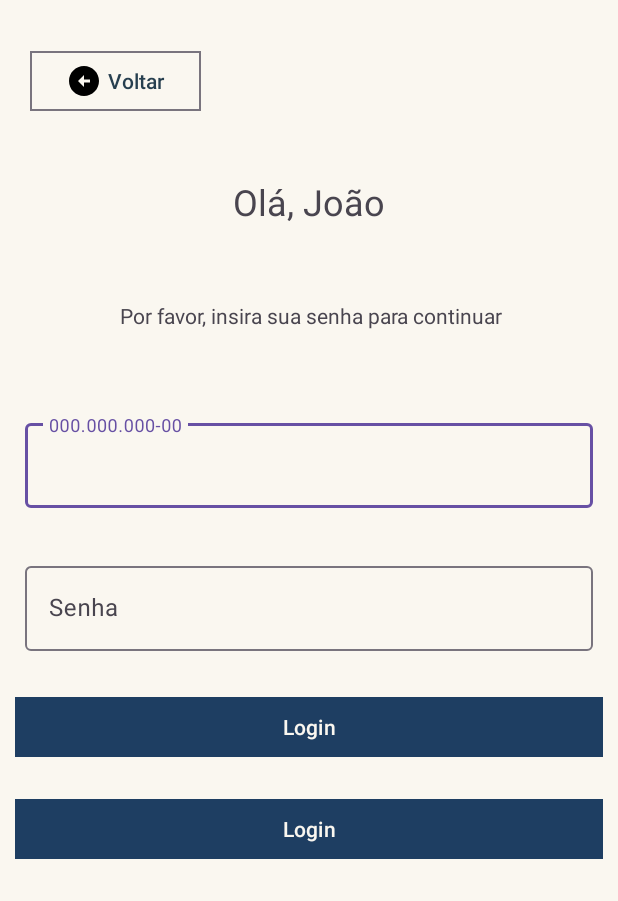
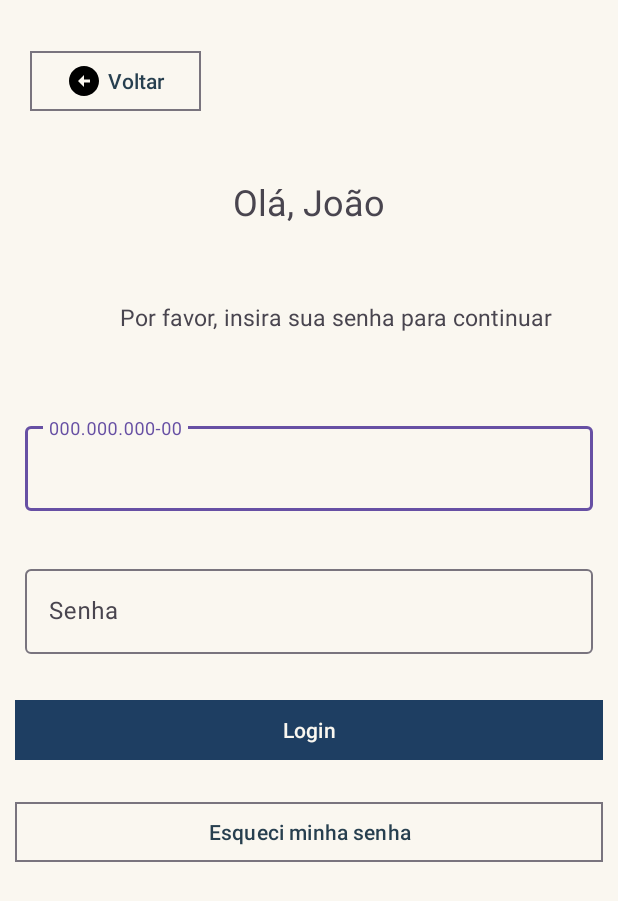
Before and after one commit to 0303-arch/BikeApp, an Android app: the RecuperarSenha2Activity screen opened directly, with no data from a screen before it, on a phone screen of 412 x 824 dp. Shown: the top 901 px of the screen. Run offline under Robolectric (Android 15) with nearby library versions, the phone set to English and light mode, and no system bars.

```diff
--- a/app/src/main/res/layout/recuperar_senha2_layout.xml
+++ b/app/src/main/res/layout/recuperar_senha2_layout.xml
@@ -34,6 +34,7 @@
         android:layout_marginStart="80dp"
         android:layout_marginTop="50dp"
         android:layout_marginBottom="40dp"
+        android:textSize="15sp"
         android:text="Por favor, insira sua senha para continuar" />
 
     <com.google.android.material.textfield.TextInputLayout
@@ -76,13 +77,15 @@
         app:cornerRadius="0dp" />
 
     <com.google.android.material.button.MaterialButton
+        style="?attr/materialButtonOutlinedStyle"
         android:layout_width="match_parent"
         android:layout_height="wrap_content"
         android:layout_margin="10dp"
-        android:backgroundTint="#1E3E62"
-        android:text="Login"
-        android:textColor="#FAF7F0"
+        android:layout_marginTop="30dp"
+        android:text="Esqueci minha senha"
+        android:textColor="#273F4F"
         app:cornerRadius="0dp" />
 
 
+
 </LinearLayout>
```
Also changed, not shown: app/src/main/res/layout/activity_login_layout.xml (+4 -3 lines).
